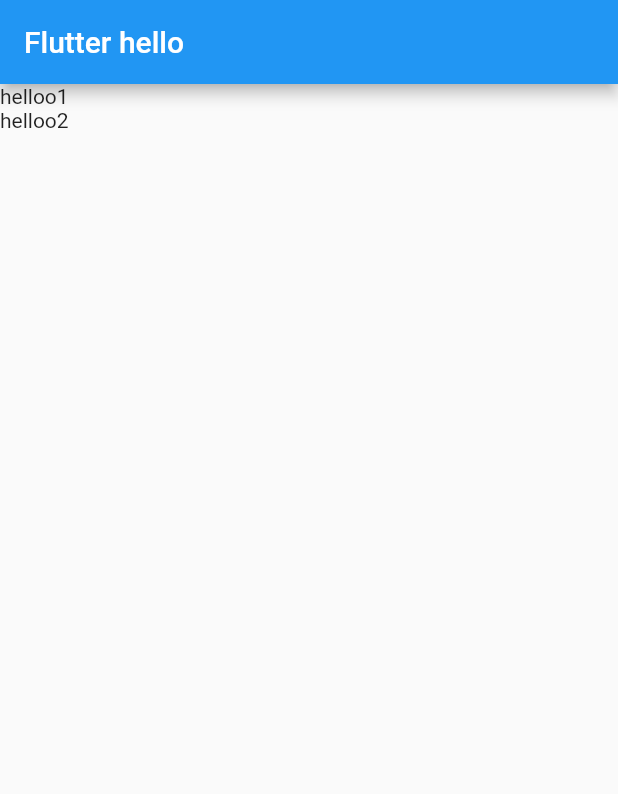
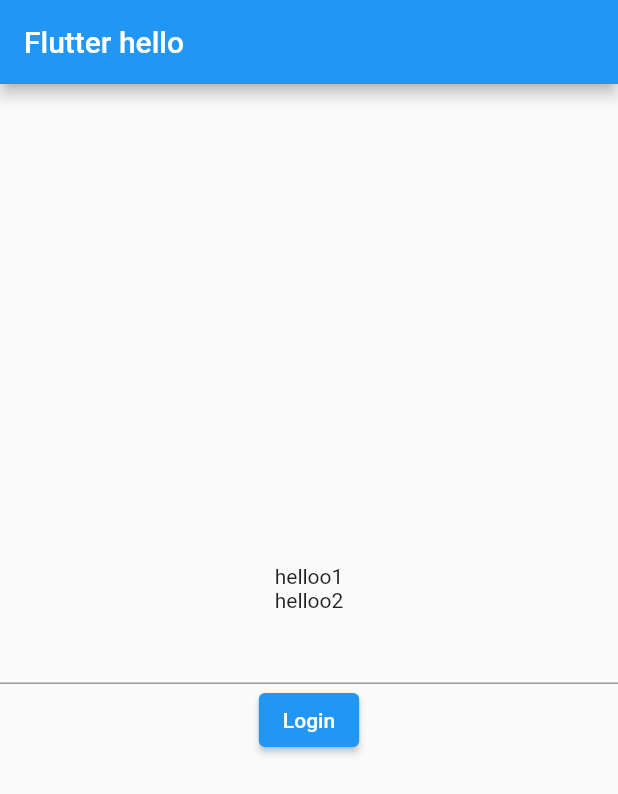
Before and after one commit to Soumi7/reaction_lab, a Flutter app: the screen it shows after launch, on a phone screen of 412 x 824 dp. Shown: the top 794 px of the screen. Run offline on Flutter 3.47's test engine with Material 2 defaults, Android fonts, the phone set to English and light mode, and no system bars.

Commit message:
Add basic design

```diff
--- a/lib/screens/login_screen.dart
+++ b/lib/screens/login_screen.dart
@@ -1,16 +1,39 @@
 import 'package:flutter/material.dart';
+
+import 'dashboard_screen.dart';
 
 class LoginScreen extends StatelessWidget {
   @override
   Widget build(BuildContext context) {
+    TextEditingController _emailController = TextEditingController();
+
     return Scaffold(
       appBar: AppBar(
         title: Text('Flutter hello'),
       ),
       body: Column(
+        mainAxisAlignment: MainAxisAlignment.center,
         children: [
-          Text('helloo1'),
-          Text('helloo2'),
+          Text(
+            'helloo1',
+          ),
+          Text(
+            'helloo2',
+          ),
+          TextField(
+            controller: _emailController,
+          ),
+          ElevatedButton(
+            onPressed: () {
+              print("");
+              Navigator.of(context).push(
+                MaterialPageRoute(
+                  builder: (context) => DashboardScreen(),
+                ),
+              );
+            },
+            child: Text('Login'),
+          ),
         ],
       ),
     );
```
Also changed, not shown: lib/screens/dashboard_screen.dart (+15 -0 lines).
